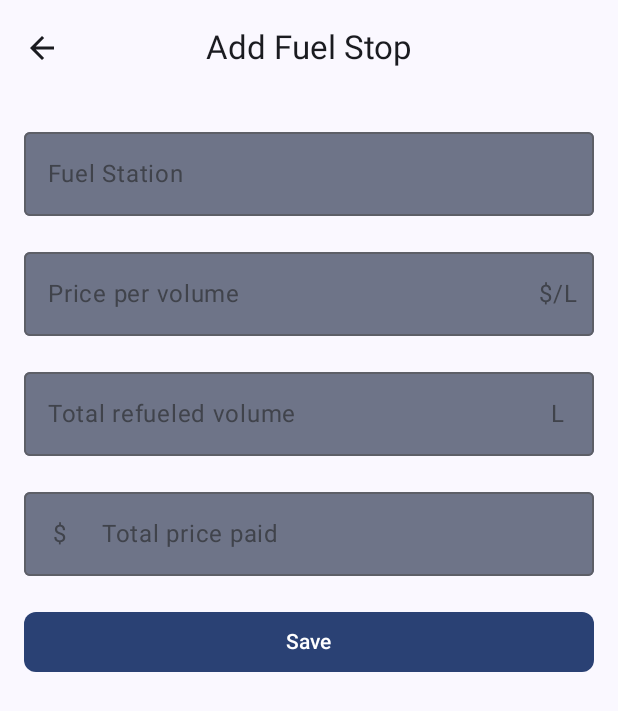
After one commit to gnush/android-refuel-tracker, an Android app built with Jetpack Compose: the FuelStopEntryScreen screen opened through its navigation route, on a phone screen of 412 x 824 dp. The commit adds this screen. Shown: the top 711 px of the screen. Run offline under Robolectric (Android 15) with nearby library versions, the phone set to English and light mode, and no system bars.

Commit message:
fuel stop add ui

```diff
--- a/app/src/main/java/org/refueltracker/RefuelTrackerApp.kt
+++ b/app/src/main/java/org/refueltracker/RefuelTrackerApp.kt
@@ -24,9 +24,9 @@ fun RefuelTrackerApp(navController: NavHostController = rememberNavController())
 @Composable
 fun CommonTopAppBar(
     title: String,
-    canNavigateBack: Boolean,
+    canNavigateUp: Boolean,
     modifier: Modifier = Modifier,
-    navigateUp: () -> Unit = {},
+    onNavigateUp: () -> Unit = {},
     scrollBehavior: TopAppBarScrollBehavior? = null,
 ) {
     CenterAlignedTopAppBar(
@@ -34,11 +34,11 @@ fun CommonTopAppBar(
         modifier = modifier,
         scrollBehavior = scrollBehavior,
         navigationIcon = {
-            if (canNavigateBack) {
-                IconButton(onClick = navigateUp) {
+            if (canNavigateUp) {
+                IconButton(onClick = onNavigateUp) {
                     Icon(
                         imageVector = Icons.AutoMirrored.Filled.ArrowBack,
-                        contentDescription = stringResource(R.string.nav_back_button)
+                        contentDescription = stringResource(R.string.nav_back_button_description)
                     )
                 }
             }
--- /dev/null
+++ b/app/src/main/java/org/refueltracker/ui/fuelstop/FuelStopEntryScreen.kt
@@ -0,0 +1,162 @@
+package org.refueltracker.ui.fuelstop
+
+import android.icu.util.Currency
+import androidx.annotation.StringRes
+import androidx.compose.foundation.layout.Arrangement
+import androidx.compose.foundation.layout.Column
+import androidx.compose.foundation.layout.Row
+import androidx.compose.foundation.layout.fillMaxWidth
+import androidx.compose.foundation.layout.padding
+import androidx.compose.foundation.rememberScrollState
+import androidx.compose.foundation.text.KeyboardOptions
+import androidx.compose.foundation.verticalScroll
+import androidx.compose.material3.Button
+import androidx.compose.material3.ExperimentalMaterial3Api
+import androidx.compose.material3.MaterialTheme
+import androidx.compose.material3.OutlinedTextField
+import androidx.compose.material3.OutlinedTextFieldDefaults
+import androidx.compose.material3.Scaffold
+import androidx.compose.material3.Text
+import androidx.compose.runtime.Composable
+import androidx.compose.ui.Modifier
+import androidx.compose.ui.res.dimensionResource
+import androidx.compose.ui.res.stringResource
+import androidx.compose.ui.text.input.KeyboardType
+import androidx.compose.ui.tooling.preview.Preview
+import org.refueltracker.CommonTopAppBar
+import org.refueltracker.R
+import org.refueltracker.ui.navigation.NavigationDestination
+import org.refueltracker.ui.theme.RefuelTrackerTheme
+
+object FuelStopEntryDestination: NavigationDestination {
+    override val route: String = "fuel_stop_entry"
+    @StringRes override val titleRes: Int = R.string.fuel_stop_entry_screen
+}
+
+@OptIn(ExperimentalMaterial3Api::class)
+@Composable
+fun FuelStopEntryScreen(
+    onNavigateUp: () -> Unit,
+    onSaveClickNavigateTo: () -> Unit,
+    modifier: Modifier = Modifier,
+    canNavigateUp: Boolean = true
+) {
+    Scaffold(
+        topBar = {
+            CommonTopAppBar(
+                title = stringResource(FuelStopEntryDestination.titleRes),
+                canNavigateUp = canNavigateUp,
+                onNavigateUp = onNavigateUp
+            )
+        },
+        modifier = modifier
+    ) { innerPadding ->
+        FuelStopEntryBody(
+            onSaveClick = onSaveClickNavigateTo,
+            modifier = Modifier
+                .padding(innerPadding)
+                .verticalScroll(rememberScrollState())
+                .fillMaxWidth()
+        )
+    }
+}
+
+@Composable
+private fun FuelStopEntryBody(
+    onSaveClick: () -> Unit,
+    modifier: Modifier = Modifier
+) {
+    Column(
+        verticalArrangement = Arrangement.spacedBy(dimensionResource(R.dimen.padding_large)),
+        modifier = modifier
+            .padding(dimensionResource(R.dimen.padding_medium))
+    ) {
+        FuelStopInputForm()
+        Button(
+            onClick = onSaveClick,
+            enabled = true, // TODO: validate input
+            shape = MaterialTheme.shapes.small,
+            modifier = Modifier.fillMaxWidth()
+        ) {
+            Text(stringResource(R.string.save_button))
+        }
+    }
+}
+
+@Composable
+private fun FuelStopInputForm(
+    modifier: Modifier = Modifier,
+    inputEnabled: Boolean = true
+) {
+    Column(
+        verticalArrangement = Arrangement.spacedBy(dimensionResource(R.dimen.padding_medium)),
+        modifier = modifier
+    ) {
+        val colors = OutlinedTextFieldDefaults.colors(
+            focusedContainerColor = MaterialTheme.colorScheme.secondaryContainer,
+            unfocusedContainerColor = MaterialTheme.colorScheme.secondaryContainer,
+            disabledContainerColor = MaterialTheme.colorScheme.secondaryContainer
+        )
+        val modifier = Modifier.fillMaxWidth()
+        val decimalKeyboard = KeyboardOptions(keyboardType = KeyboardType.Decimal)
+
+        // TODO: state
+        OutlinedTextField(
+            value = "",
+            onValueChange = {},
+            label = { Text(stringResource(R.string.fuel_stop_station_form_label)) },
+            colors = colors,
+            modifier = modifier,
+            enabled = inputEnabled,
+            singleLine = true
+        )
+        OutlinedTextField(
+            value = "",
+            onValueChange = {},
+            label = { Text(stringResource(R.string.fuel_stop_price_per_volume_form_label)) },
+            colors = colors,
+            modifier = modifier,
+            enabled = inputEnabled,
+            singleLine = true,
+            keyboardOptions = decimalKeyboard,
+            trailingIcon = {
+                Row {
+                    Text(Currency.getInstance(java.util.Locale.getDefault()).symbol)
+                    Text("/L") // TODO: configuration on display currency and volume
+                }
+            }
+        )
+        OutlinedTextField(
+            value = "",
+            onValueChange = {},
+            label = { Text(stringResource(R.string.fuel_stop_total_volume_form_label)) },
+            colors = colors,
+            modifier = modifier,
+            enabled = inputEnabled,
+            singleLine = true,
+            keyboardOptions = decimalKeyboard,
+            trailingIcon = { Text("L") }
+        )
+        OutlinedTextField(
+            value = "",
+            onValueChange = {},
+            label = { Text(stringResource(R.string.fuel_stop_total_paid_form_label)) },
+            colors = colors,
+            modifier = modifier,
+            enabled = inputEnabled,
+            singleLine = true,
+            keyboardOptions = decimalKeyboard,
+            leadingIcon = { Text(Currency.getInstance(java.util.Locale.getDefault()).symbol) }
+        )
+    }
+}
+
+@Preview(showBackground = true)
+@Composable
+private fun FuelStopEntryPreview() {
+    RefuelTrackerTheme {
+        FuelStopEntryBody(
+            onSaveClick = {}
+        )
+    }
+}
--- a/app/src/main/java/org/refueltracker/ui/home/HomeScreen.kt
+++ b/app/src/main/java/org/refueltracker/ui/home/HomeScreen.kt
@@ -2,22 +2,59 @@ package org.refueltracker.ui.home
 
 import androidx.annotation.StringRes
 import androidx.compose.foundation.layout.padding
+import androidx.compose.material.icons.Icons
+import androidx.compose.material.icons.filled.Add
+import androidx.compose.material3.ExperimentalMaterial3Api
+import androidx.compose.material3.FloatingActionButton
+import androidx.compose.material3.Icon
+import androidx.compose.material3.MaterialTheme
 import androidx.compose.material3.Scaffold
 import androidx.compose.material3.Text
+import androidx.compose.material3.TopAppBarDefaults
 import androidx.compose.runtime.Composable
 import androidx.compose.ui.Modifier
+import androidx.compose.ui.input.nestedscroll.nestedScroll
+import androidx.compose.ui.res.dimensionResource
+import androidx.compose.ui.res.stringResource
+import org.refueltracker.CommonTopAppBar
 import org.refueltracker.R
 import org.refueltracker.ui.navigation.NavigationDestination
 
+// TODO: rename file (and everythen else) to FuelStopList or similar
 object HomeDestination: NavigationDestination {
     override val route: String = "home"
     @StringRes override val titleRes: Int = R.string.app_name
 }
 
+@OptIn(ExperimentalMaterial3Api::class)
 @Composable
-fun HomeScreen() {
+fun HomeScreen(
+    navigateToFuelStopEntry: () -> Unit,
+    modifier: Modifier = Modifier
+) {
+    val scrollBehavior = TopAppBarDefaults.enterAlwaysScrollBehavior()
+
     Scaffold(
-
+        modifier = modifier.nestedScroll(scrollBehavior.nestedScrollConnection),
+        topBar = {
+            CommonTopAppBar(
+                title = stringResource(HomeDestination.titleRes),
+                canNavigateUp = false,
+                scrollBehavior = scrollBehavior
+            )
+        },
+        floatingActionButton = {
+            FloatingActionButton(
+                onClick = navigateToFuelStopEntry,
+                shape = MaterialTheme.shapes.medium,
+                modifier = Modifier.padding(dimensionResource(R.dimen.padding_large))
+            ) {
+                Icon(
+                    imageVector = Icons.Default.Add,
+                    contentDescription = stringResource(R.string.add_fuel_stop_button_description)
+                )
+            }
+        }
     ) { innerPadding ->
         Text(text = "nothing to see here", modifier = Modifier.padding(innerPadding))
     }
--- a/app/src/main/java/org/refueltracker/ui/navigation/NavigationGraph.kt
+++ b/app/src/main/java/org/refueltracker/ui/navigation/NavigationGraph.kt
@@ -5,6 +5,8 @@ import androidx.compose.ui.Modifier
 import androidx.navigation.compose.NavHost
 import androidx.navigation.NavHostController
 import androidx.navigation.compose.composable
+import org.refueltracker.ui.fuelstop.FuelStopEntryScreen
+import org.refueltracker.ui.fuelstop.FuelStopEntryDestination
 import org.refueltracker.ui.home.HomeDestination
 import org.refueltracker.ui.home.HomeScreen
 
@@ -19,7 +21,15 @@ fun AppNavHost(
         modifier = modifier
     ) {
         composable(route = HomeDestination.route) {
-            HomeScreen()
+            HomeScreen(
+                navigateToFuelStopEntry = { navController.navigate(FuelStopEntryDestination.route) }
+            )
+        }
+        composable(route = FuelStopEntryDestination.route) {
+            FuelStopEntryScreen(
+                onNavigateUp = navController::navigateUp,
+                onSaveClickNavigateTo = { navController.popBackStack(HomeDestination.route, inclusive = false) }
+            )
         }
     }
 }
--- /dev/null
+++ b/app/src/main/res/values/dimens.xml
@@ -0,0 +1,7 @@
+<?xml version="1.0" encoding="utf-8"?>
+<resources>
+    <dimen name="padding_small">8dp</dimen>
+    <dimen name="padding_medium">16dp</dimen>
+    <dimen name="padding_large">20dp</dimen>
+    <dimen name="padding_extra_large">32dp</dimen>
+</resources>
--- a/app/src/main/res/values/strings.xml
+++ b/app/src/main/res/values/strings.xml
@@ -1,4 +1,13 @@
 <resources>
     <string name="app_name">RefuelTracker</string>
-    <string name="nav_back_button">Back</string>
+
+    <string name="fuel_stop_entry_screen">Add Fuel Stop</string>
+    <string name="fuel_stop_station_form_label">Fuel Station</string>
+    <string name="fuel_stop_price_per_volume_form_label">Price per volume</string>
+    <string name="fuel_stop_total_volume_form_label">Total refueled volume</string>
+    <string name="fuel_stop_total_paid_form_label">Total price paid</string>
+
+    <string name="nav_back_button_description">Back</string>
+    <string name="add_fuel_stop_button_description">Add Fuel Stop</string>
+    <string name="save_button">Save</string>
 </resources>
```
